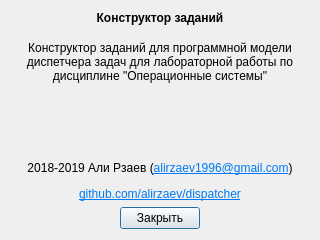
Old version of the form taskbuilder/aboutwindow.ui in the repository alirzaev/dispatcher.
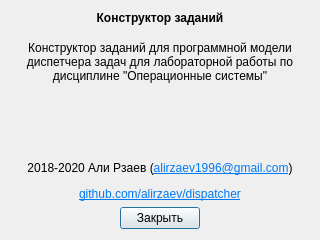
New version of the form.

Patch:
```diff
--- a/taskbuilder/aboutwindow.ui
+++ b/taskbuilder/aboutwindow.ui
@@ -110,7 +110,7 @@
      <item>
       <widget class="QLabel" name="labelLink">
        <property name="text">
-        <string>&lt;html&gt;&lt;head/&gt;&lt;body&gt;&lt;p&gt;2018-2019 Али Рзаев (&lt;a href=&quot;mailto:alirzaev1996@gmail.com&quot;&gt;&lt;span style=&quot; text-decoration: underline; color:#007af4;&quot;&gt;alirzaev1996@gmail.com&lt;/span&gt;&lt;/a&gt;)&lt;/p&gt;&lt;p&gt;&lt;a href=&quot;https://github.com/alirzaev/dispatcher&quot;&gt;&lt;span style=&quot; text-decoration: underline; color:#007af4;&quot;&gt;github.com/alirzaev/dispatcher&lt;/span&gt;&lt;/a&gt;&lt;/p&gt;&lt;/body&gt;&lt;/html&gt;</string>
+        <string>&lt;html&gt;&lt;head/&gt;&lt;body&gt;&lt;p&gt;2018-2020 Али Рзаев (&lt;a href=&quot;mailto:alirzaev1996@gmail.com&quot;&gt;&lt;span style=&quot; text-decoration: underline; color:#007af4;&quot;&gt;alirzaev1996@gmail.com&lt;/span&gt;&lt;/a&gt;)&lt;/p&gt;&lt;p&gt;&lt;a href=&quot;https://github.com/alirzaev/dispatcher&quot;&gt;&lt;span style=&quot; text-decoration: underline; color:#007af4;&quot;&gt;github.com/alirzaev/dispatcher&lt;/span&gt;&lt;/a&gt;&lt;/p&gt;&lt;/body&gt;&lt;/html&gt;</string>
        </property>
        <property name="textFormat">
         <enum>Qt::RichText</enum>
```
